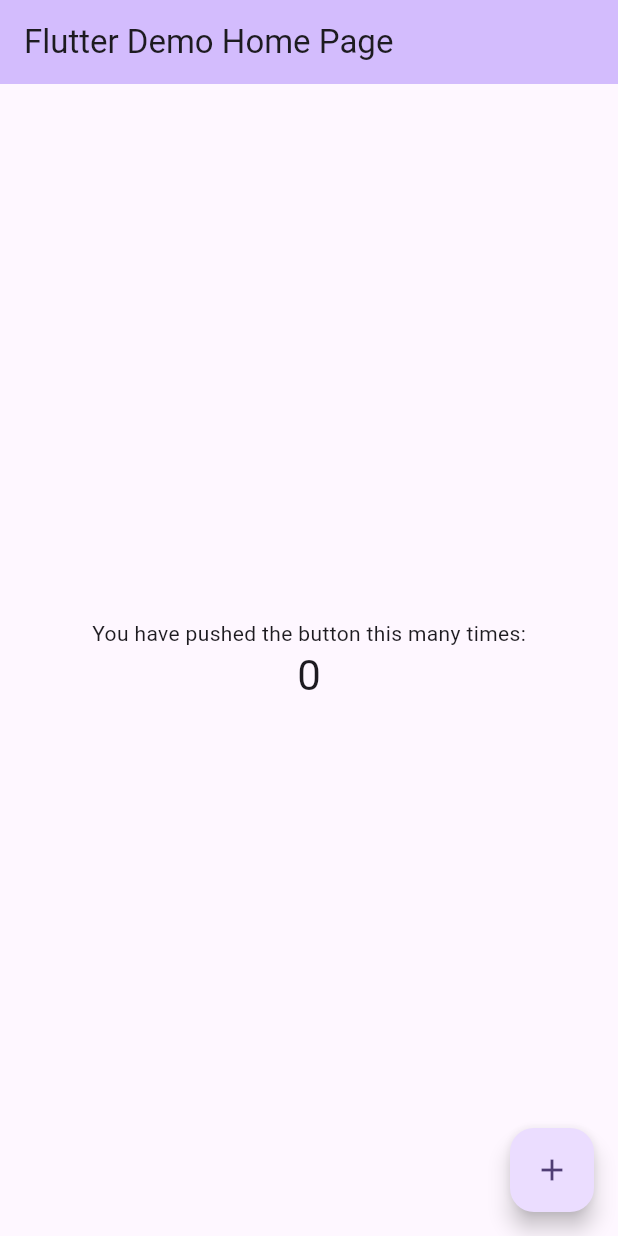
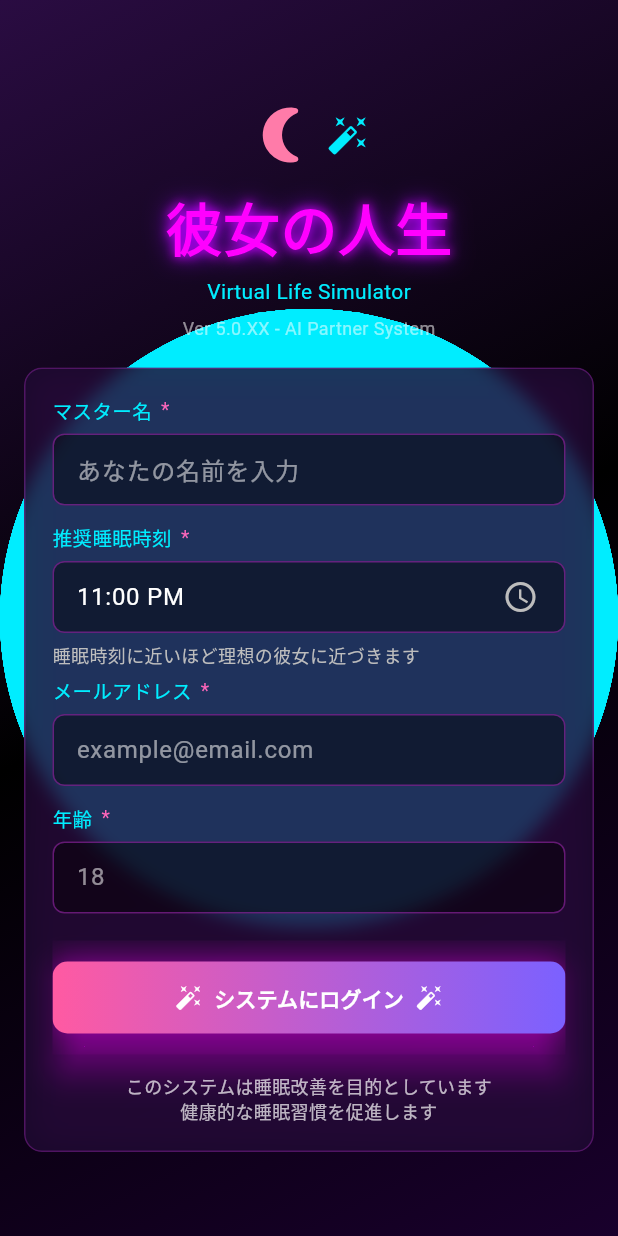
Before and after one commit to Jagariko-fried-rice/girlfriend, a Flutter app: the screen it shows after launch, on a phone screen of 412 x 824 dp. Run offline on Flutter 3.47's test engine with Material 3 defaults, Android fonts, the phone set to English and light mode, and no system bars.

```diff
--- a/lib/main.dart
+++ b/lib/main.dart
@@ -1,4 +1,5 @@
 import 'package:flutter/material.dart';
+import 'screens/login_screen.dart';
 
 void main() {
   runApp(const MyApp());
@@ -30,7 +31,13 @@
         // tested with just a hot reload.
         colorScheme: ColorScheme.fromSeed(seedColor: Colors.deepPurple),
       ),
-      home: const MyHomePage(title: 'Flutter Demo Home Page'),
+      // For demo: replace with login screen
+      home: LoginScreen(
+        onComplete: (data) {
+          // replace this with your app flow
+          debugPrint('Login completed: $data');
+        },
+      ),
     );
   }
 }
--- /dev/null
+++ b/lib/screens/login_screen.dart
@@ -0,0 +1,549 @@
+import 'dart:math';
+import 'dart:ui';
+
+import 'package:flutter/material.dart';
+
+class LoginData {
+  final String name;
+  final String sleepTime;
+  final String email;
+  final String age;
+
+  LoginData({
+    required this.name,
+    required this.sleepTime,
+    required this.email,
+    required this.age,
+  });
+
+  @override
+  String toString() =>
+      'LoginData(name: $name, sleepTime: $sleepTime, email: $email, age: $age)';
+}
+
+class LoginScreen extends StatefulWidget {
+  final void Function(LoginData data)? onComplete;
+  const LoginScreen({Key? key, this.onComplete}) : super(key: key);
+
+  @override
+  State<LoginScreen> createState() => _LoginScreenState();
+}
+
+class _LoginScreenState extends State<LoginScreen>
+    with SingleTickerProviderStateMixin {
+  final _formKey = GlobalKey<FormState>();
+  final _nameController = TextEditingController();
+  final _emailController = TextEditingController();
+  final _ageController = TextEditingController();
+  late TimeOfDay _sleepTime = TimeOfDay(hour: 23, minute: 0);
+  final _sleepController = TextEditingController();
+
+  final _random = Random();
+  final int _particleCount = 20;
+  late final List<_ParticleInfo> _particles;
+
+  @override
+  void initState() {
+    super.initState();
+    WidgetsBinding.instance.addPostFrameCallback((_) {
+      _sleepController.text = _sleepTime.format(context);
+    });
+    _particles = List.generate(_particleCount, (index) {
+      return _ParticleInfo(
+        left: _random.nextDouble(),
+        top: _random.nextDouble(),
+        size: 2 + _random.nextDouble() * 4,
+        delay: _random.nextDouble() * 2,
+        speed: 3 + _random.nextDouble() * 4,
+        opacity: 0.3 + _random.nextDouble() * 0.7,
+      );
+    });
+  }
+
+  @override
+  void dispose() {
+    _nameController.dispose();
+    _emailController.dispose();
+    _ageController.dispose();
+    _sleepController.dispose();
+    super.dispose();
+  }
+
+  Future<void> _pickTime() async {
+    final newTime = await showTimePicker(
+      context: context,
+      initialTime: _sleepTime,
+    );
+    if (newTime != null)
+      setState(() {
+        _sleepTime = newTime;
+        _sleepController.text = _sleepTime.format(context);
+      });
+  }
+
+  void _submit() {
+    if (_formKey.currentState?.validate() ?? false) {
+      final data = LoginData(
+        name: _nameController.text.trim(),
+        sleepTime: _sleepTime.format(context),
+        email: _emailController.text.trim(),
+        age: _ageController.text.trim(),
+      );
+
+      if (widget.onComplete != null) widget.onComplete!(data);
+
+      // For demo: show snackbar
+      ScaffoldMessenger.of(context).showSnackBar(
+        SnackBar(content: Text('Logged in: ${data.name} • ${data.sleepTime}')),
+      );
+    }
+  }
+
+  @override
+  Widget build(BuildContext context) {
+    return Scaffold(
+      body: Container(
+        width: double.infinity,
+        height: double.infinity,
+        decoration: const BoxDecoration(
+          gradient: LinearGradient(
+            begin: Alignment.topLeft,
+            end: Alignment.bottomRight,
+            colors: [Color(0xFF2A0C42), Colors.black, Color(0xFF19002C)],
+            stops: [0.0, 0.5, 1.0],
+          ),
+        ),
+        child: Stack(
+          children: [
+            // Particles
+            ..._particles.map(
+              (p) => Positioned.fill(
+                child: FractionalTranslation(
+                  translation: Offset(0, 0),
+                  child: LayoutBuilder(
+                    builder: (context, constraints) {
+                      final left = p.left * constraints.maxWidth;
+                      final top = p.top * constraints.maxHeight;
+                      return AnimatedParticle(
+                        left: left,
+                        top: top,
+                        size: p.size,
+                        delay: p.delay,
+                        speed: p.speed,
+                        opacity: p.opacity,
+                      );
+                    },
+                  ),
+                ),
+              ),
+            ),
+
+            Center(
+              child: SingleChildScrollView(
+                padding: const EdgeInsets.symmetric(
+                  horizontal: 16,
+                  vertical: 24,
+                ),
+                child: ConstrainedBox(
+                  constraints: const BoxConstraints(maxWidth: 420),
+                  child: Column(
+                    crossAxisAlignment: CrossAxisAlignment.center,
+                    children: [
+                      // Logo / Title
+                      const SizedBox(height: 12),
+                      Row(
+                        mainAxisAlignment: MainAxisAlignment.center,
+                        children: const [
+                          Icon(
+                            Icons.nightlight_round,
+                            color: Color(0xFFFF7BA9),
+                            size: 44,
+                          ),
+                          SizedBox(width: 8),
+                          Icon(
+                            Icons.auto_fix_high,
+                            color: Color(0xFF00EDFF),
+                            size: 28,
+                          ),
+                        ],
+                      ),
+                      const SizedBox(height: 12),
+                      const Text(
+                        '彼女の人生',
+                        style: TextStyle(
+                          fontSize: 38,
+                          fontWeight: FontWeight.bold,
+                          color: Color(0xFFFF00FF),
+                          shadows: [
+                            Shadow(blurRadius: 8, color: Color(0xFFEA00FF)),
+                            Shadow(blurRadius: 20, color: Color(0xFF9400FF)),
+                          ],
+                        ),
+                      ),
+                      const SizedBox(height: 6),
+                      const Text(
+                        'Virtual Life Simulator',
+                        style: TextStyle(
+                          color: Color(0xFF00EDFF),
+                          fontSize: 14,
+                        ),
+                      ),
+                      const SizedBox(height: 6),
+                      const Text(
+                        'Ver 5.0.XX - AI Partner System',
+                        style: TextStyle(color: Colors.white54, fontSize: 12),
+                      ),
+                      const SizedBox(height: 18),
+
+                      // Form Card
+                      ClipRRect(
+                        borderRadius: BorderRadius.circular(12),
+                        child: BackdropFilter(
+                          filter: ImageFilter.blur(sigmaX: 6, sigmaY: 6),
+                          child: Container(
+                            padding: const EdgeInsets.all(18),
+                            decoration: BoxDecoration(
+                              color: const Color.fromRGBO(26, 10, 46, 0.78),
+                              borderRadius: BorderRadius.circular(12),
+                              border: Border.all(
+                                color: Colors.purple.withOpacity(0.4),
+                              ),
+                              boxShadow: const [
+                                BoxShadow(
+                                  color: Color(0x30FF00FF),
+                                  blurRadius: 20,
+                                ),
+                              ],
+                            ),
+                            child: Form(
+                              key: _formKey,
+                              child: Column(
+                                crossAxisAlignment: CrossAxisAlignment.stretch,
+                                children: [
+                                  // Name
+                                  const FieldLabel(label: 'マスター名'),
+                                  TextFormField(
+                                    controller: _nameController,
+                                    style: const TextStyle(color: Colors.white),
+                                    decoration: _inputDecoration('あなたの名前を入力'),
+                                    validator:
+                                        (val) =>
+                                            (val == null || val.trim().isEmpty)
+                                                ? '必須項目です'
+                                                : null,
+                                  ),
+                                  const SizedBox(height: 12),
+
+                                  // Sleep time
+                                  const FieldLabel(label: '推奨睡眠時刻'),
+                                  GestureDetector(
+                                    onTap: _pickTime,
+                                    child: AbsorbPointer(
+                                      child: TextFormField(
+                                        controller: _sleepController,
+                                        style: const TextStyle(
+                                          color: Colors.white,
+                                        ),
+                                        decoration: _inputDecoration(
+                                          '23:00',
+                                          suffix: Icon(
+                                            Icons.access_time,
+                                            color: Colors.grey[400],
+                                          ),
+                                        ),
+                                        validator:
+                                            (val) =>
+                                                (val == null ||
+                                                        val.trim().isEmpty)
+                                                    ? '必須項目です'
+                                                    : null,
+                                      ),
+                                    ),
+                                  ),
+                                  Padding(
+                                    padding: const EdgeInsets.only(
+                                      top: 6,
+                                      bottom: 6,
+                                    ),
+                                    child: Text(
+                                      '睡眠時刻に近いほど理想の彼女に近づきます',
+                                      style: TextStyle(
+                                        color: Colors.grey[400],
+                                        fontSize: 12,
+                                      ),
+                                    ),
+                                  ),
+
+                                  // Email
+                                  const FieldLabel(label: 'メールアドレス'),
+                                  TextFormField(
+                                    controller: _emailController,
+                                    keyboardType: TextInputType.emailAddress,
+                                    style: const TextStyle(color: Colors.white),
+                                    decoration: _inputDecoration(
+                                      'example@email.com',
+                                    ),
+                                    validator: (val) {
+                                      if (val == null || val.trim().isEmpty)
+                                        return '必須項目です';
+                                      final emailRegex = RegExp(
+                                        r"^[\w-\.]+@([\w-]+\.)+[\w-]{2,4}",
+                                      );
+                                      if (!emailRegex.hasMatch(val))
+                                        return '有効なメールアドレスを入力してください';
+                                      return null;
+                                    },
+                                  ),
+                                  const SizedBox(height: 12),
+
+                                  // Age
+                                  const FieldLabel(label: '年齢'),
+                                  TextFormField(
+                                    controller: _ageController,
+                                    keyboardType: TextInputType.number,
+                                    style: const TextStyle(color: Colors.white),
+                                    decoration: _inputDecoration('18'),
+                                    validator: (val) {
+                                      if (val == null || val.trim().isEmpty)
+                                        return '必須項目です';
+                                      final n = int.tryParse(val);
+                                      if (n == null || n < 1 || n > 120)
+                                        return '年齢を正しく入力してください';
+                                      return null;
+                                    },
+                                  ),
+
+                                  // Submit
+                                  const SizedBox(height: 18),
+                                  ElevatedButton(
+                                    onPressed: _submit,
+                                    style: ElevatedButton.styleFrom(
+                                      padding: const EdgeInsets.symmetric(
+                                        vertical: 14,
+                                      ),
+                                      shape: RoundedRectangleBorder(
+                                        borderRadius: BorderRadius.circular(10),
+                                      ),
+                                      shadowColor: const Color(0xFFEA00FF),
+                                      elevation: 8,
+                                      backgroundColor: Colors.transparent,
+                                      // gradient background below
+                                    ),
+                                    child: Ink(
+                                      decoration: BoxDecoration(
+                                        gradient: const LinearGradient(
+                                          colors: [
+                                            Color(0xFFFF5AA2),
+                                            Color(0xFF7B61FF),
+                                          ],
+                                        ),
+                                        borderRadius: BorderRadius.circular(10),
+                                        boxShadow: const [
+                                          BoxShadow(
+                                            color: Color(0x66FF00FF),
+                                            blurRadius: 20,
+                                            spreadRadius: 1,
+                                          ),
+                                        ],
+                                      ),
+                                      child: Container(
+                                        alignment: Alignment.center,
+                                        height: 48,
+                                        child: Row(
+                                          mainAxisAlignment:
+                                              MainAxisAlignment.center,
+                                          children: const [
+                                            Icon(
+                                              Icons.auto_fix_high,
+                                              color: Colors.white,
+                                              size: 18,
+                                            ),
+                                            SizedBox(width: 8),
+                                            Text(
+                                              'システムにログイン',
+                                              style: TextStyle(
+                                                color: Colors.white,
+                                                fontWeight: FontWeight.bold,
+                                              ),
+                                            ),
+                                            SizedBox(width: 8),
+                                            Icon(
+                                              Icons.auto_fix_high,
+                                              color: Colors.white,
+                                              size: 18,
+                                            ),
+                                          ],
+                                        ),
+                                      ),
+                                    ),
+                                  ),
+
+                                  // Warning
+                                  const SizedBox(height: 12),
+                                  const Center(
+                                    child: Text(
+                                      'このシステムは睡眠改善を目的としています\n健康的な睡眠習慣を促進します',
+                                      textAlign: TextAlign.center,
+                                      style: TextStyle(
+                                        color: Colors.white70,
+                                        fontSize: 12,
+                                      ),
+                                    ),
+                                  ),
+                                ],
+                              ),
+                            ),
+                          ),
+                        ),
+                      ),
+                    ],
+                  ),
+                ),
+              ),
+            ),
+          ],
+        ),
+      ),
+    );
+  }
+}
+
+InputDecoration _inputDecoration(String placeholder, {Widget? suffix}) {
+  return InputDecoration(
+    hintText: placeholder,
+    hintStyle: const TextStyle(color: Colors.white54),
+    filled: true,
+    fillColor: Colors.black45,
+    contentPadding: const EdgeInsets.symmetric(horizontal: 12, vertical: 12),
+    enabledBorder: OutlineInputBorder(
+      borderRadius: BorderRadius.circular(8),
+      borderSide: BorderSide(color: Colors.purple.withOpacity(0.6)),
+    ),
+    focusedBorder: OutlineInputBorder(
+      borderRadius: BorderRadius.circular(8),
+      borderSide: const BorderSide(color: Color(0xFFFF66BB)),
+    ),
+    suffixIcon:
+        suffix != null
+            ? Padding(padding: const EdgeInsets.only(right: 12), child: suffix)
+            : null,
+  );
+}
+
+class FieldLabel extends StatelessWidget {
+  final String label;
+  const FieldLabel({Key? key, required this.label}) : super(key: key);
+
+  @override
+  Widget build(BuildContext context) {
+    return Padding(
+      padding: const EdgeInsets.only(bottom: 6),
+      child: Row(
+        crossAxisAlignment: CrossAxisAlignment.center,
+        children: [
+          Text(
+            label,
+            style: const TextStyle(color: Color(0xFF00EDFF), fontSize: 13),
+          ),
+          const SizedBox(width: 6),
+          const Text(
+            '*',
+            style: TextStyle(color: Color(0xFFFF66BB), fontSize: 13),
+          ),
+        ],
+      ),
+    );
+  }
+}
+
+class _ParticleInfo {
+  final double left;
+  final double top;
+  final double size;
+  final double delay;
+  final double speed;
+  final double opacity;
+
+  _ParticleInfo({
+    required this.left,
+    required this.top,
+    required this.size,
+    required this.delay,
+    required this.speed,
+    required this.opacity,
+  });
+}
+
+class AnimatedParticle extends StatefulWidget {
+  final double left;
+  final double top;
+  final double size;
+  final double delay;
+  final double speed;
+  final double opacity;
+
+  const AnimatedParticle({
+    Key? key,
+    required this.left,
+    required this.top,
+    required this.size,
+    required this.delay,
+    required this.speed,
+    required this.opacity,
+  }) : super(key: key);
+
+  @override
+  State<AnimatedParticle> createState() => _AnimatedParticleState();
+}
+
+class _AnimatedParticleState extends State<AnimatedParticle>
+    with SingleTickerProviderStateMixin {
+  late AnimationController _controller;
+  late Animation<double> _anim;
+
+  @override
+  void initState() {
+    super.initState();
+    _controller = AnimationController(
+      vsync: this,
+      duration: Duration(milliseconds: (widget.speed * 1000).toInt()),
+    );
+    _anim = Tween<double>(
+      begin: -6,
+      end: 6,
+    ).chain(CurveTween(curve: Curves.easeInOut)).animate(_controller);
+    Future.delayed(Duration(milliseconds: (widget.delay * 1000).toInt()), () {
+      if (mounted) _controller.repeat(reverse: true);
+    });
+  }
+
+  @override
+  void dispose() {
+    _controller.dispose();
+    super.dispose();
+  }
+
+  @override
+  Widget build(BuildContext context) {
+    return AnimatedBuilder(
+      animation: _controller,
+      builder: (context, child) {
+        return Positioned(
+          left: widget.left,
+          top: widget.top + _anim.value,
+          child: Opacity(
+            opacity: widget.opacity,
+            child: Container(
+              width: widget.size,
+              height: widget.size,
+              decoration: const BoxDecoration(
+                color: Color(0xFF00EDFF),
+                shape: BoxShape.circle,
+              ),
+            ),
+          ),
+        );
+      },
+    );
+  }
+}
```
